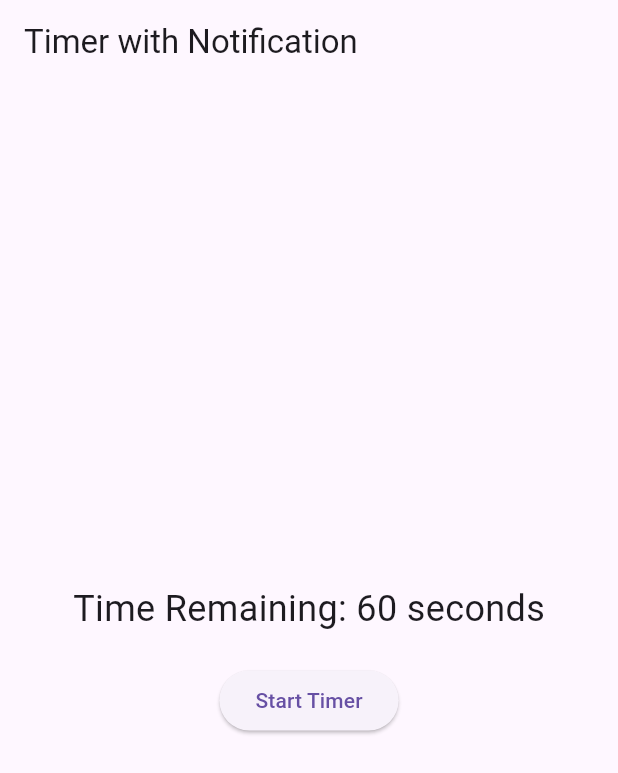
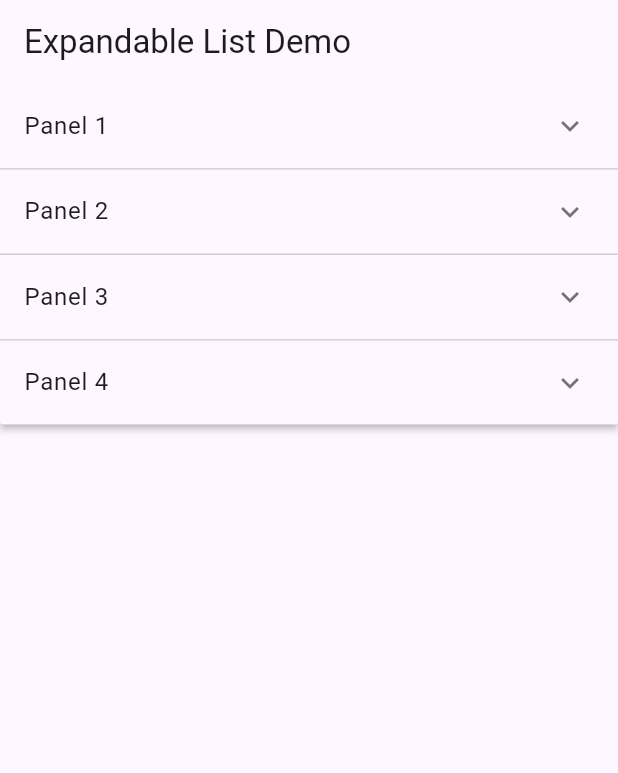
Before and after one commit to BhautikPatel7/Tic-Tac-Toe, a Flutter app: the screen it shows after launch, on a phone screen of 412 x 824 dp. Shown: the top 773 px of the screen. Run offline on Flutter 3.47's test engine with Material 3 defaults, Android fonts, the phone set to English and light mode, and no system bars; our stand-ins replace flutter_local_notifications.

Commit message:
exapndlble list one close when an new list iteam open -- added

```diff
--- /dev/null
+++ b/lib/expandleblist.dart
@@ -0,0 +1,71 @@
+import 'package:flutter/material.dart';
+
+// Model class to represent an item in the list
+class Item {
+  String header;
+  String body;
+  bool isExpanded;
+
+  Item({required this.header, required this.body, this.isExpanded = false});
+}
+
+class ExpandableListView extends StatefulWidget {
+  @override
+  _ExpandableListViewState createState() => _ExpandableListViewState();
+}
+
+class _ExpandableListViewState extends State<ExpandableListView> {
+  // List of items with header and body
+  final List<Item> _data = [
+    Item(header: 'Panel 1', body: 'This is the body of Panel 1'),
+    Item(header: 'Panel 2', body: 'This is the body of Panel 2'),
+    Item(header: 'Panel 3', body: 'This is the body of Panel 3'),
+    Item(header: 'Panel 4', body: 'This is the body of Panel 4'),
+  ];
+
+  // This function will manage expanding and collapsing
+  void _handlePanelTapped(int index) {
+    setState(() {
+      // Collapse all other panels
+      for (int i = 0; i < _data.length; i++) {
+        if (i == index) {
+          print(_data[i].isExpanded);
+          _data[i].isExpanded = !_data[i].isExpanded;
+        } else {
+          _data[i].isExpanded = false;
+        }
+      }
+    });
+  }
+
+  @override
+  Widget build(BuildContext context) {
+    return Scaffold(
+      appBar: AppBar(
+        title: Text('Expandable List Demo'),
+      ),
+      body: SingleChildScrollView(
+        child: ExpansionPanelList(
+          expansionCallback: (int index, bool isExpanded) {
+            _handlePanelTapped(index);
+          },
+          // Create ExpansionPanels dynamically
+          children: _data.map<ExpansionPanel>((Item item) {
+            int index = _data.indexOf(item);
+            return ExpansionPanel(
+              headerBuilder: (BuildContext context, bool isExpanded) {
+                return ListTile(
+                  title: Text(item.header),
+                );
+              },
+              body: ListTile(
+                title: Text(item.body),
+              ),
+              isExpanded: item.isExpanded,
+            );
+          }).toList(),
+        ),
+      ),
+    );
+  }
+}
--- a/lib/main.dart
+++ b/lib/main.dart
@@ -1,167 +1,19 @@
 import 'package:flutter/material.dart';
-import 'package:flutter_local_notifications/flutter_local_notifications.dart';
-import 'package:provider/provider.dart';
-
-// Create an instance of FlutterLocalNotificationsPlugin
-// Global instance for the notifications plugin
-FlutterLocalNotificationsPlugin flutterLocalNotificationsPlugin =
-    FlutterLocalNotificationsPlugin();
+import 'package:timer_work/expandleblist.dart';
 
 void main() {
-  WidgetsFlutterBinding.ensureInitialized();
-  initializeNotifications(); // Initialize notifications on startup
   runApp(MyApp());
-}
-
-// Function to initialize local notifications
-void initializeNotifications() {
-  var initializationSettingsAndroid =
-      const AndroidInitializationSettings('@mipmap/ic_launcher');
-  var initializationSettings =
-      InitializationSettings(android: initializationSettingsAndroid);
-
-  flutterLocalNotificationsPlugin.initialize(initializationSettings);
 }
 
 class MyApp extends StatelessWidget {
   @override
   Widget build(BuildContext context) {
-    return ChangeNotifierProvider(
-      create: (_) => TimerProvider(),
-      child: MaterialApp(
-        home: TimerScreen(),
+    return MaterialApp(
+      title: 'Expandable List Demo',
+      theme: ThemeData(
+        primarySwatch: Colors.blue,
       ),
+      home: ExpandableListView(),
     );
   }
 }
-
-// The main screen that shows the timer and button
-class TimerScreen extends StatelessWidget {
-  @override
-  Widget build(BuildContext context) {
-    final timerProvider = Provider.of<TimerProvider>(context);
-
-    return Scaffold(
-      appBar: AppBar(title: Text("Timer with Notification")),
-      body: Center(
-        child: Column(
-          mainAxisAlignment: MainAxisAlignment.center,
-          children: <Widget>[
-            Text(
-              "Time Remaining: ${timerProvider.remainingSeconds} seconds",
-              style: TextStyle(fontSize: 24),
-            ),
-            SizedBox(height: 20),
-            ElevatedButton(
-              onPressed: () {
-                timerProvider
-                    .startTimer(); // Start the timer and show notification
-              },
-              child: Text("Start Timer"),
-            ),
-          ],
-        ),
-      ),
-    );
-  }
-}
-
-class TimerProvider with ChangeNotifier {
-  int _remainingSeconds = 60; // Total duration of the timer
-  int _totalSeconds =
-      60; // Store the initial timer value for progress calculation
-  FlutterLocalNotificationsPlugin flutterLocalNotificationsPlugin =
-      FlutterLocalNotificationsPlugin();
-
-  int get remainingSeconds => _remainingSeconds;
-
-  void startTimer() {
-    _remainingSeconds = 60; // Reset the timer
-    _totalSeconds = 60; // Store the total duration
-    _showNotification(0); // Show notification with progress bar
-    _countdown();
-  }
-
-  void _countdown() {
-    if (_remainingSeconds > 0) {
-      Future.delayed(Duration(seconds: 1), () {
-        _remainingSeconds--;
-        notifyListeners(); // Update the UI
-        _updateProgressNotification(); // Update notification with progress
-        _countdown(); // Continue the countdown
-      });
-    } else {
-      _completeNotification(); // Notify when timer finishes
-    }
-  }
-
-  // Function to show the initial notification with a progress bar
-  void _showNotification(int progress) async {
-    var androidDetails = AndroidNotificationDetails(
-      'channel_id', 'Timer',
-      channelDescription: 'Timer Notification',
-      importance: Importance.max,
-      priority: Priority.high,
-      ongoing: true, // Make notification ongoing
-      showWhen: false,
-      onlyAlertOnce: true, // Avoid multiple sound alerts
-    );
-
-    var notificationDetails = NotificationDetails(android: androidDetails);
-
-    await flutterLocalNotificationsPlugin.show(
-      0, // Notification ID
-      'Timer Started', // Notification title
-      'Time remaining: $_remainingSeconds seconds', // Notification body
-      notificationDetails,
-    );
-  }
-
-  // Function to update the notification with progress
-  void _updateProgressNotification() async {
-    // Calculate the progress percentage (0 to 100)
-    int progress = ((_totalSeconds - _remainingSeconds) * 100) ~/ _totalSeconds;
-
-    var androidDetails = AndroidNotificationDetails(
-      'channel_id', 'Timer',
-      channelDescription: 'Timer Notification',
-      importance: Importance.max,
-      priority: Priority.high,
-      ongoing: true,
-      showWhen: false,
-      onlyAlertOnce: true,
-      progress: 100, // Set max progress value to 100
-      indeterminate: false, // Make sure it's determinate
-    );
-
-    var notificationDetails = NotificationDetails(android: androidDetails);
-
-    // Update the notification with progress
-    await flutterLocalNotificationsPlugin.show(
-      0, // Notification ID
-      'Timer Update',
-      'Time remaining: $_remainingSeconds seconds',
-      notificationDetails,
-    );
-  }
-
-  // Function to show a notification when the timer finishes
-  void _completeNotification() async {
-    var androidDetails = AndroidNotificationDetails(
-      'channel_id',
-      'Timer Finished',
-      importance: Importance.max,
-      priority: Priority.high,
-      showWhen: false,
-    );
-
-    var notificationDetails = NotificationDetails(android: androidDetails);
-
-    await flutterLocalNotificationsPlugin.show(
-      0,
-      'Timer Done',
-      'The timer has ended.',
-      notificationDetails,
-    );
-  }
-}
```
Also changed, not shown: lib/notification.dart (added, +167 -0 lines), lib/tic_tac_toe.dart (renamed from lib/main1.dart), 1 other file.
